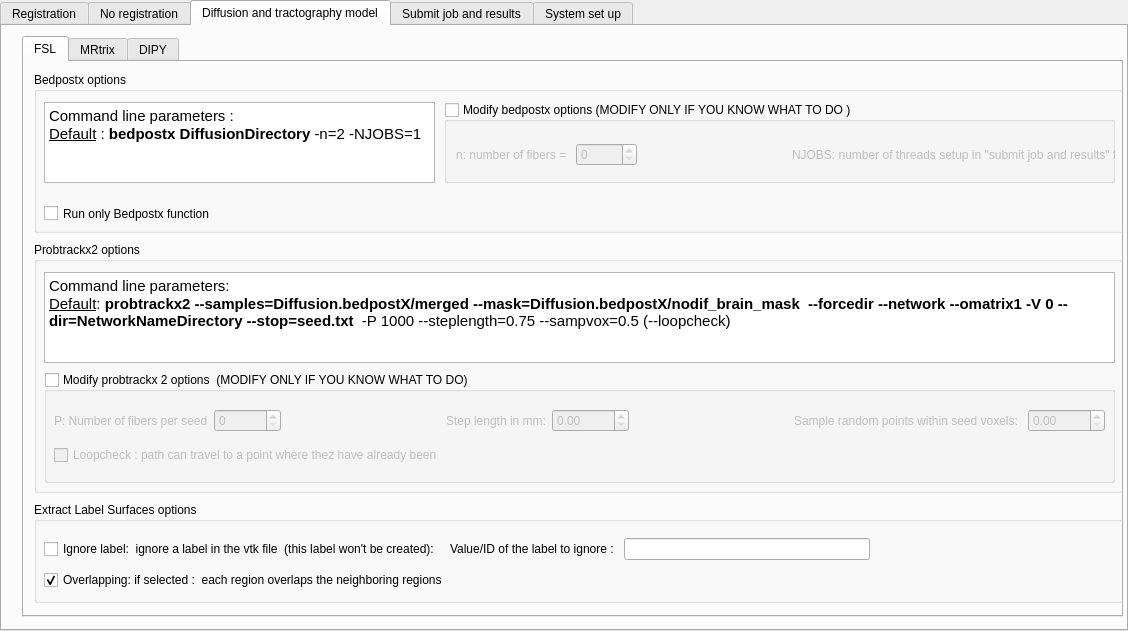
This is interface_tab.ui in HZBCPP/CONTINUITY-lite as Qt 5 draws it before an edit. The edited form follows.
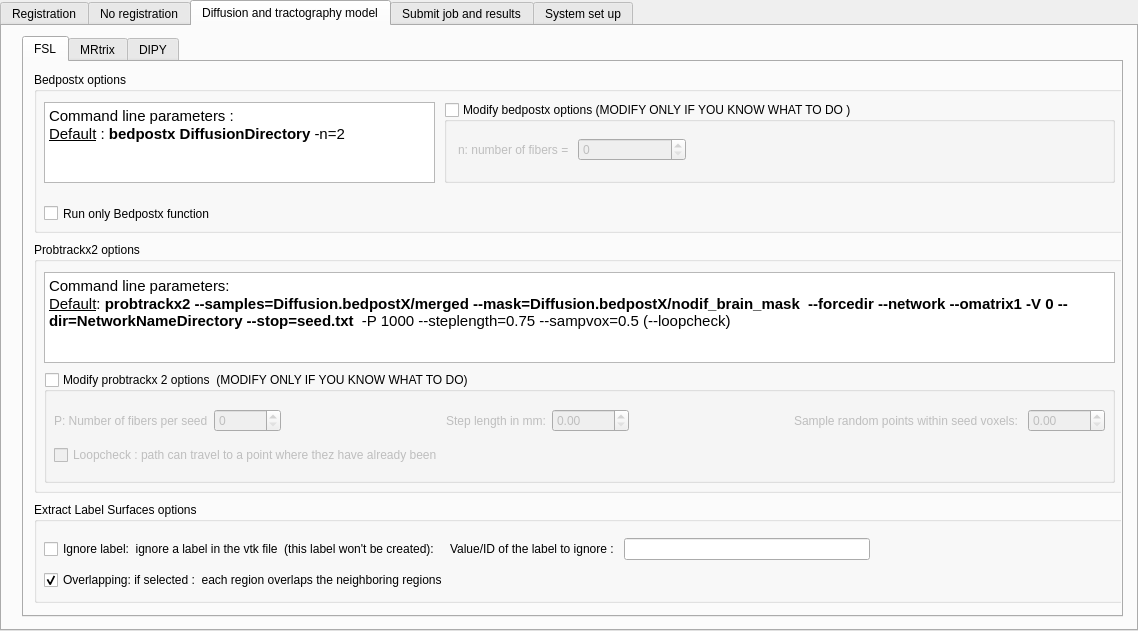
This is the edited form. The open tabs and pages were chosen to show the change.

Commit message: ENH: update interface

```diff
--- a/interface_tab.ui
+++ b/interface_tab.ui
@@ -6,7 +6,7 @@
    <rect>
     <x>0</x>
     <y>0</y>
-    <width>1128</width>
+    <width>1138</width>
     <height>631</height>
    </rect>
   </property>
@@ -3957,7 +3957,7 @@
 p, li { white-space: pre-wrap; }
 &lt;/style&gt;&lt;/head&gt;&lt;body style=&quot; font-family:'Ubuntu'; font-size:11pt; font-weight:400; font-style:normal;&quot;&gt;
 &lt;p style=&quot; margin-top:0px; margin-bottom:0px; margin-left:0px; margin-right:0px; -qt-block-indent:0; text-indent:0px;&quot;&gt;Command line parameters :&lt;/p&gt;
-&lt;p style=&quot; margin-top:0px; margin-bottom:0px; margin-left:0px; margin-right:0px; -qt-block-indent:0; text-indent:0px;&quot;&gt;&lt;span style=&quot; text-decoration: underline;&quot;&gt;Default&lt;/span&gt; : &lt;span style=&quot; font-weight:600;&quot;&gt;bedpostx DiffusionDirectory&lt;/span&gt; -n=2 -NJOBS=1&lt;/p&gt;&lt;/body&gt;&lt;/html&gt;</string>
+&lt;p style=&quot; margin-top:0px; margin-bottom:0px; margin-left:0px; margin-right:0px; -qt-block-indent:0; text-indent:0px;&quot;&gt;&lt;span style=&quot; text-decoration: underline;&quot;&gt;Default&lt;/span&gt; : &lt;span style=&quot; font-weight:600;&quot;&gt;bedpostx DiffusionDirectory&lt;/span&gt; -n=2&lt;/p&gt;&lt;/body&gt;&lt;/html&gt;</string>
        </property>
       </widget>
       <widget class="QGroupBox" name="modify_bedpostx_groupBox">
@@ -3978,17 +3978,15 @@
        <property name="checked">
         <bool>false</bool>
        </property>
-       <widget class="QWidget" name="layoutWidget_5">
+       <widget class="QWidget" name="">
         <property name="geometry">
          <rect>
-          <x>12</x>
-          <y>32</y>
-          <width>674</width>
-          <height>41</height>
+          <x>14</x>
+          <y>34</y>
+          <width>228</width>
+          <height>28</height>
          </rect>
         </property>
-        <layout class="QHBoxLayout" name="horizontalLayout_22">
-         <item>
           <layout class="QHBoxLayout" name="horizontalLayout">
            <item>
             <widget class="QLabel" name="label_8">
@@ -4001,28 +3999,6 @@
             <widget class="QSpinBox" name="nb_fibers_spinBox">
              <property name="maximum">
               <number>10000</number>
-             </property>
-            </widget>
-           </item>
-           <item>
-            <spacer name="horizontalSpacer_47">
-             <property name="orientation">
-              <enum>Qt::Horizontal</enum>
-             </property>
-             <property name="sizeHint" stdset="0">
-              <size>
-               <width>40</width>
-               <height>20</height>
-              </size>
-             </property>
-            </spacer>
-           </item>
-          </layout>
-         </item>
-         <item>
-          <widget class="QLabel" name="label_14">
-           <property name="text">
-            <string>NJOBS: number of threads setup in &quot;submit job and results&quot; tab</string>
            </property>
           </widget>
          </item>
```
Left out of the diff: 2 changed lines with no effect on the pictures. Lines whose indentation alone changed are shown as unchanged. The commit also changes 1 other file.
